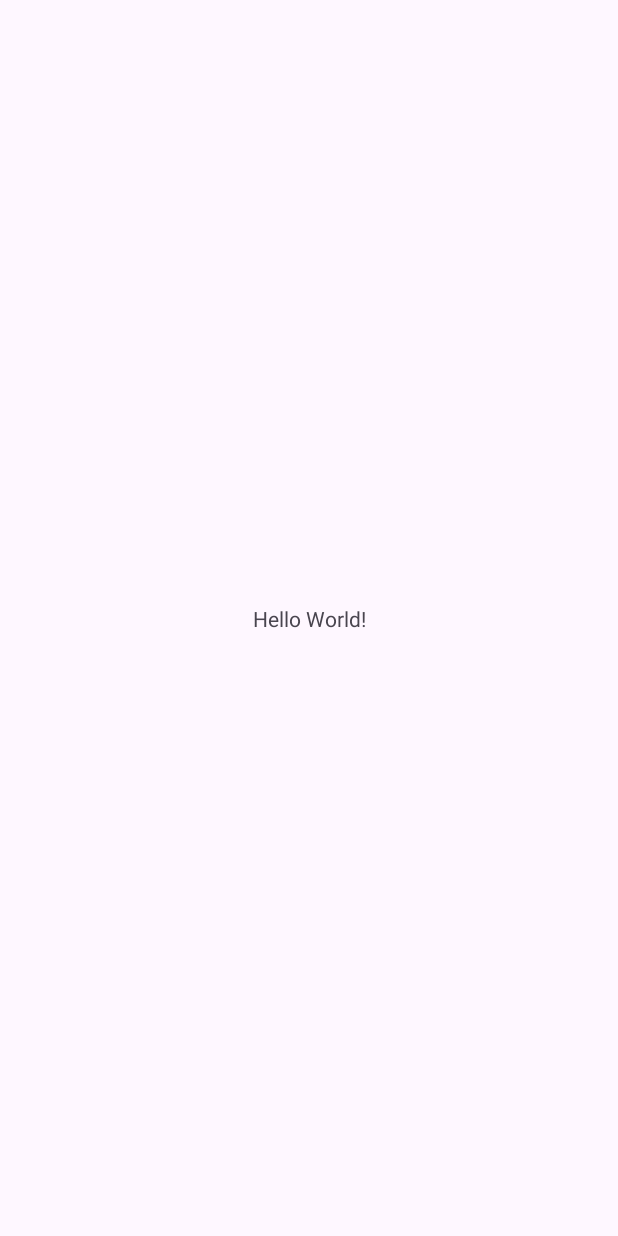
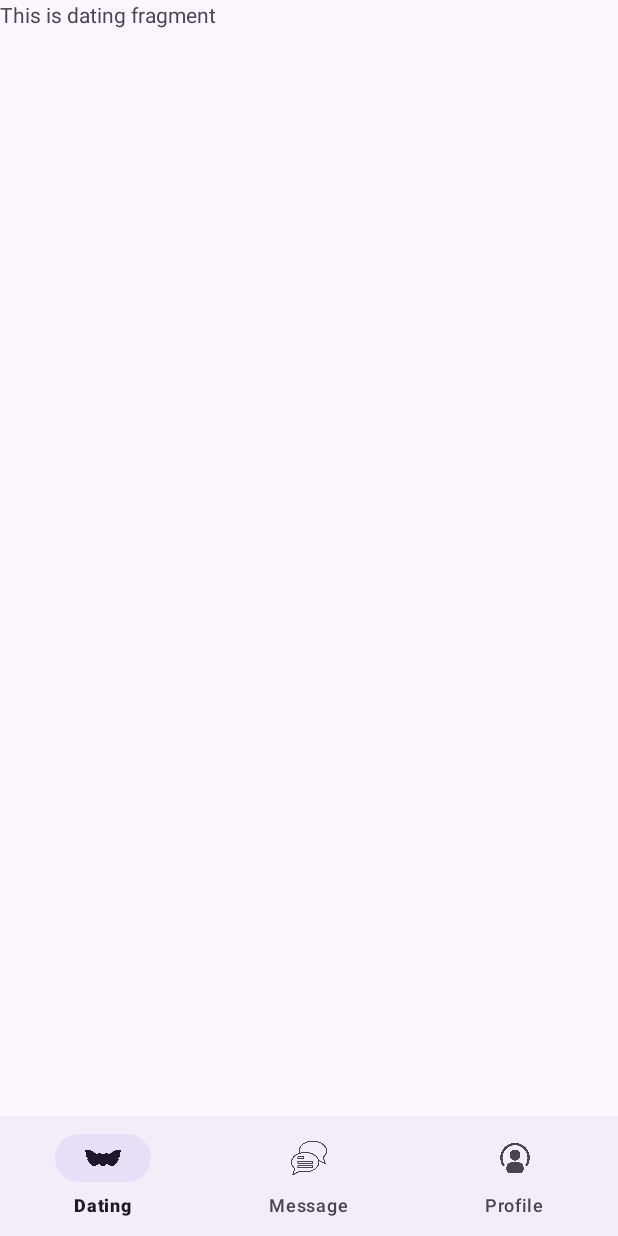
Before and after one commit to JuanBeltran09/DiemTest, an Android app: the screen it shows after launch once a user with an empty profile is signed in (MainActivity), on a phone screen of 412 x 824 dp. Before the commit the screen is almost empty. Run offline under Robolectric (Android 15) with nearby library versions, the phone set to English and light mode, and no system bars; our stand-ins replace Firebase (no records; nobody signed in at launch, a user with empty details on screens opened directly), navigation-ui.

Commit message:
Bottom navigation using navigation component android

```diff
--- a/app/build.gradle.kts
+++ b/app/build.gradle.kts
@@ -45,6 +45,8 @@ dependencies {
     implementation("androidx.appcompat:appcompat:1.6.1")
     implementation("com.google.android.material:material:1.11.0")
     implementation("androidx.constraintlayout:constraintlayout:2.1.4")
+    implementation("androidx.navigation:navigation-fragment-ktx:2.7.7")
+    implementation("androidx.navigation:navigation-ui-ktx:2.7.7")
     testImplementation("junit:junit:4.13.2")
     androidTestImplementation("androidx.test.ext:junit:1.1.5")
     androidTestImplementation("androidx.test.espresso:espresso-core:3.5.1")
--- a/app/src/main/java/com/example/diemtest/MainActivity.kt
+++ b/app/src/main/java/com/example/diemtest/MainActivity.kt
@@ -2,10 +2,20 @@ package com.example.diemtest
 
 import androidx.appcompat.app.AppCompatActivity
 import android.os.Bundle
+import androidx.navigation.findNavController
+import androidx.navigation.ui.NavigationUI
+import com.example.diemtest.databinding.ActivityMainBinding
 
 class MainActivity : AppCompatActivity() {
+    private lateinit var binding : ActivityMainBinding
     override fun onCreate(savedInstanceState: Bundle?) {
         super.onCreate(savedInstanceState)
-        setContentView(R.layout.activity_main)
+
+        binding = ActivityMainBinding.inflate(layoutInflater)
+        setContentView(binding.root)
+
+        val navController = findNavController(R.id.fragment)
+
+        NavigationUI.setupWithNavController(binding.bottomNavigationView, navController)
     }
 }
--- /dev/null
+++ b/app/src/main/java/com/example/diemtest/ui/DatingFragment.kt
@@ -0,0 +1,60 @@
+package com.example.diemtest.ui
+
+import android.os.Bundle
+import androidx.fragment.app.Fragment
+import android.view.LayoutInflater
+import android.view.View
+import android.view.ViewGroup
+import com.example.diemtest.R
+
+// TODO: Rename parameter arguments, choose names that match
+// the fragment initialization parameters, e.g. ARG_ITEM_NUMBER
+private const val ARG_PARAM1 = "param1"
+private const val ARG_PARAM2 = "param2"
+
+/**
+ * A simple [Fragment] subclass.
+ * Use the [DatingFragment.newInstance] factory method to
+ * create an instance of this fragment.
+ */
+class DatingFragment : Fragment() {
+    // TODO: Rename and change types of parameters
+    private var param1: String? = null
+    private var param2: String? = null
+
+    override fun onCreate(savedInstanceState: Bundle?) {
+        super.onCreate(savedInstanceState)
+        arguments?.let {
+            param1 = it.getString(ARG_PARAM1)
+            param2 = it.getString(ARG_PARAM2)
+        }
+    }
+
+    override fun onCreateView(
+        inflater: LayoutInflater, container: ViewGroup?,
+        savedInstanceState: Bundle?
+    ): View? {
+        // Inflate the layout for this fragment
+        return inflater.inflate(R.layout.fragment_dating, container, false)
+    }
+
+    companion object {
+        /**
+         * Use this factory method to create a new instance of
+         * this fragment using the provided parameters.
+         *
+         * @param param1 Parameter 1.
+         * @param param2 Parameter 2.
+         * @return A new instance of fragment DatingFragment.
+         */
+        // TODO: Rename and change types and number of parameters
+        @JvmStatic
+        fun newInstance(param1: String, param2: String) =
+            DatingFragment().apply {
+                arguments = Bundle().apply {
+                    putString(ARG_PARAM1, param1)
+                    putString(ARG_PARAM2, param2)
+                }
+            }
+    }
+}
--- a/app/src/main/res/layout/activity_main.xml
+++ b/app/src/main/res/layout/activity_main.xml
@@ -4,15 +4,29 @@
     xmlns:tools="http://schemas.android.com/tools"
     android:layout_width="match_parent"
     android:layout_height="match_parent"
+
     tools:context=".MainActivity">
 
-    <TextView
-        android:layout_width="wrap_content"
+
+    <fragment
+        android:id="@+id/fragment"
+        android:name="androidx.navigation.fragment.NavHostFragment"
+        android:layout_width="match_parent"
+        android:layout_height="0dp"
+        app:defaultNavHost="true"
+        app:layout_constraintBottom_toTopOf="@+id/bottomNavigationView"
+        app:layout_constraintEnd_toEndOf="parent"
+        app:layout_constraintStart_toStartOf="parent"
+        app:layout_constraintTop_toTopOf="parent"
+        app:navGraph="@navigation/app_nav" />
+
+    <com.google.android.material.bottomnavigation.BottomNavigationView
+        android:id="@+id/bottomNavigationView"
+        android:layout_width="match_parent"
         android:layout_height="wrap_content"
-        android:text="Hello World!"
         app:layout_constraintBottom_toBottomOf="parent"
         app:layout_constraintEnd_toEndOf="parent"
         app:layout_constraintStart_toStartOf="parent"
-        app:layout_constraintTop_toTopOf="parent" />
+        app:menu="@menu/bottom_menu" />
 
 </androidx.constraintlayout.widget.ConstraintLayout>
--- /dev/null
+++ b/app/src/main/res/layout/fragment_dating.xml
@@ -0,0 +1,14 @@
+<?xml version="1.0" encoding="utf-8"?>
+<FrameLayout xmlns:android="http://schemas.android.com/apk/res/android"
+    xmlns:tools="http://schemas.android.com/tools"
+    android:layout_width="match_parent"
+    android:layout_height="match_parent"
+    tools:context=".ui.DatingFragment">
+
+    <!-- TODO: Update blank fragment layout -->
+    <TextView
+        android:layout_width="match_parent"
+        android:layout_height="match_parent"
+        android:text="This is dating fragment" />
+
+</FrameLayout>
--- /dev/null
+++ b/app/src/main/res/menu/bottom_menu.xml
@@ -0,0 +1,17 @@
+<?xml version="1.0" encoding="utf-8"?>
+<menu xmlns:android="http://schemas.android.com/apk/res/android">
+
+
+    <item android:id="@+id/datingFragment"
+        android:title="@string/dating"
+        android:icon="@drawable/corazon"/>
+
+    <item android:id="@+id/messageFragment"
+        android:title="@string/message"
+        android:icon="@drawable/chat"/>
+
+    <item android:id="@+id/profileFragment"
+        android:title="@string/profile"
+        android:icon="@drawable/user"/>
+
+</menu>
--- /dev/null
+++ b/app/src/main/res/navigation/app_nav.xml
@@ -0,0 +1,23 @@
+<?xml version="1.0" encoding="utf-8"?>
+<navigation xmlns:android="http://schemas.android.com/apk/res/android"
+    xmlns:app="http://schemas.android.com/apk/res-auto"
+    xmlns:tools="http://schemas.android.com/tools"
+    android:id="@+id/app_nav"
+    app:startDestination="@id/datingFragment">
+
+    <fragment
+        android:id="@+id/datingFragment"
+        android:name="com.example.diemtest.ui.DatingFragment"
+        android:label="fragment_dating"
+        tools:layout="@layout/fragment_dating" />
+    <fragment
+        android:id="@+id/messageFragment"
+        android:name="com.example.diemtest.ui.MessageFragment"
+        android:label="fragment_message"
+        tools:layout="@layout/fragment_message" />
+    <fragment
+        android:id="@+id/profileFragment"
+        android:name="com.example.diemtest.ui.ProfileFragment"
+        android:label="fragment_profile"
+        tools:layout="@layout/fragment_profile" />
+</navigation>
--- a/app/src/main/res/values/strings.xml
+++ b/app/src/main/res/values/strings.xml
@@ -1,3 +1,9 @@
 <resources>
     <string name="app_name">Diem(Test)</string>
+    <!-- TODO: Remove or change this placeholder text -->
+    <string name="hello_blank_fragment">Hello blank fragment</string>
+
+    <string name="dating">Dating</string>
+    <string name="message">Message</string>
+    <string name="profile">Profile</string>
 </resources>
```
Also changed, not shown: app/src/main/java/com/example/diemtest/ui/MessageFragment.kt (added, +60 -0 lines), app/src/main/java/com/example/diemtest/ui/ProfileFragment.kt (added, +60 -0 lines), app/src/main/res/layout/fragment_message.xml (added, +14 -0 lines), app/src/main/res/layout/fragment_profile.xml (added, +14 -0 lines), app/src/main/res/drawable/chat.png (added), app/src/main/res/drawable/corazon.png (added), app/src/main/res/drawable/user.png (added).
